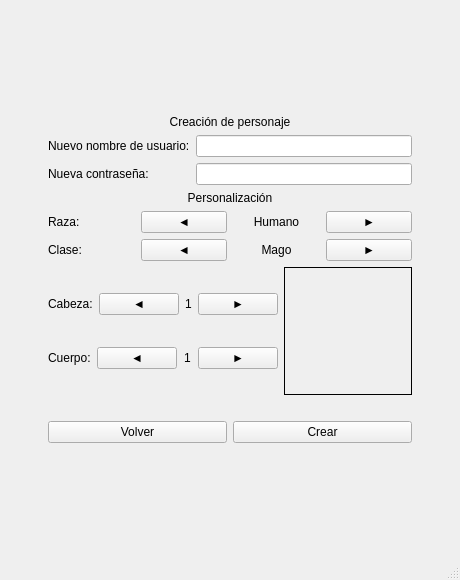
fbrondo/tp-grupal-argentum, file launcher/signup_window.ui: the form before one commit.
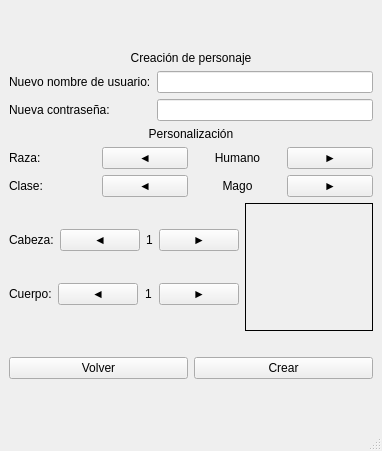
The form after the commit.

Commit message: Complete main menu features

Diff of the .ui file:
```diff
--- a/launcher/signup_window.ui
+++ b/launcher/signup_window.ui
@@ -6,8 +6,8 @@
    <rect>
     <x>0</x>
     <y>0</y>
-    <width>460</width>
-    <height>580</height>
+    <width>365</width>
+    <height>451</height>
    </rect>
   </property>
   <property name="windowTitle">
```
Left out of the diff: 48 changed lines with no effect on the pictures. The commit also changes 2 other files.
